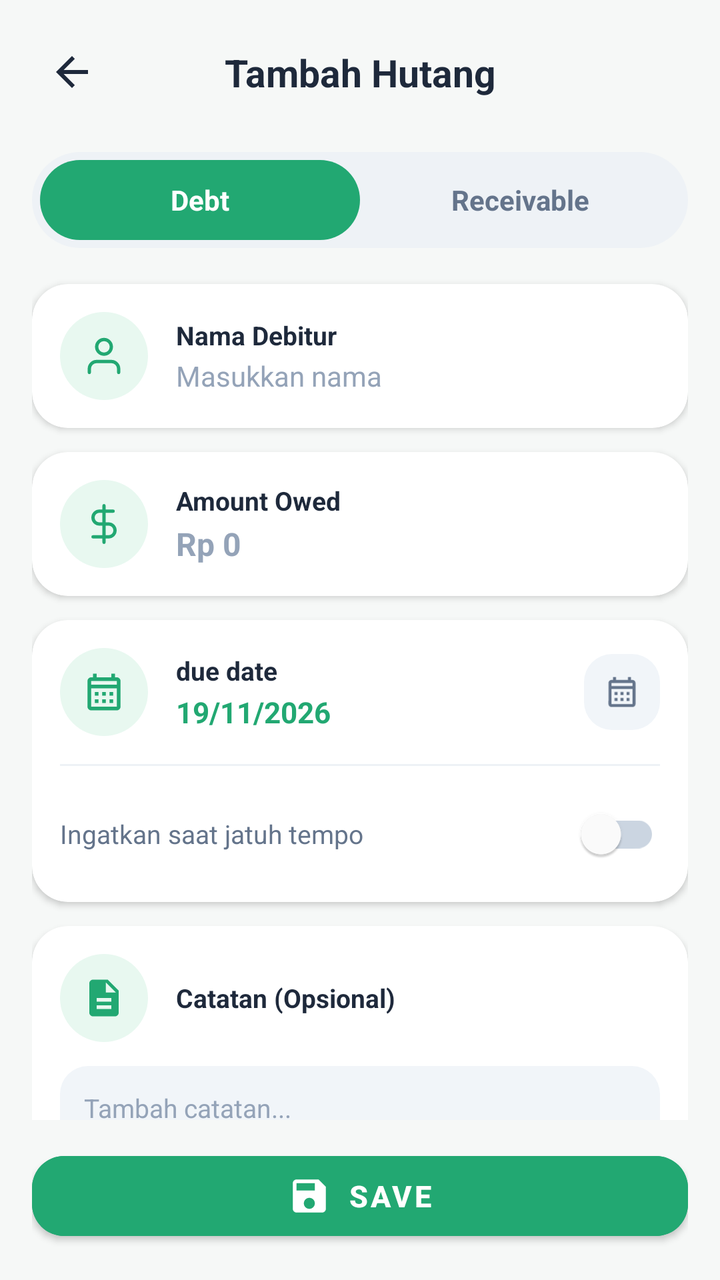
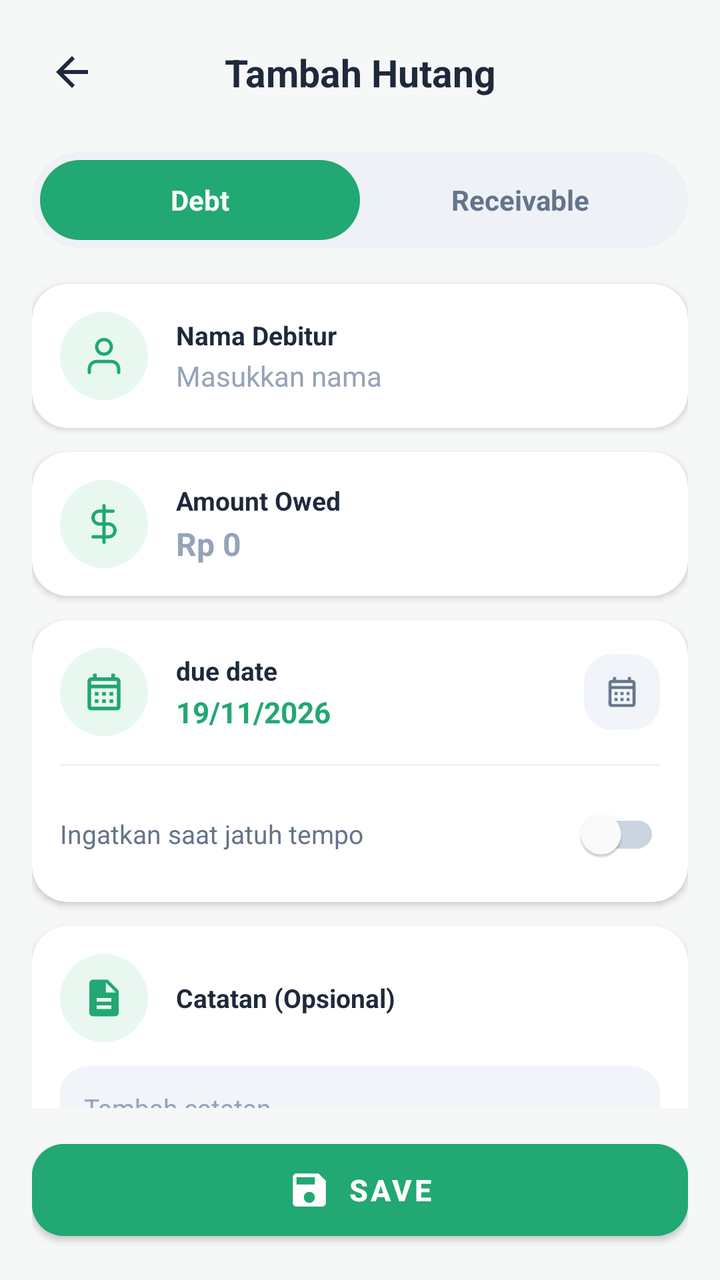

Compare the two renders of this Android layout. The source of the first and the diff that turns it into the second are given below.
<!-- AndroidManifest.xml: application theme Theme.HHHH -->
<!-- res/layout/activity_add_hutang.xml -->
<?xml version="1.0" encoding="utf-8"?>
<androidx.constraintlayout.widget.ConstraintLayout
    xmlns:android="http://schemas.android.com/apk/res/android"
    xmlns:app="http://schemas.android.com/apk/res-auto"
    xmlns:tools="http://schemas.android.com/tools"
    android:id="@+id/constraint"
    android:layout_width="match_parent"
    android:layout_height="match_parent"
    android:background="@color/hupisan_page_bg"
    tools:context=".view.hutang.AddHutangActivity">

    
    <androidx.constraintlayout.widget.ConstraintLayout
        android:id="@+id/custom_toolbar"
        android:layout_width="match_parent"
        android:layout_height="wrap_content"
        android:paddingStart="16dp"
        android:paddingTop="16dp"
        android:paddingEnd="16dp"
        android:paddingBottom="12dp"
        app:layout_constraintTop_toTopOf="parent">

        <FrameLayout
            android:id="@+id/btn_back"
            android:layout_width="40dp"
            android:layout_height="40dp"
            android:background="?attr/selectableItemBackgroundBorderless"
            android:clickable="true"
            android:focusable="true"
            app:layout_constraintBottom_toBottomOf="parent"
            app:layout_constraintStart_toStartOf="parent"
            app:layout_constraintTop_toTopOf="parent">

            <ImageView
                android:layout_width="24dp"
                android:layout_height="24dp"
                android:layout_gravity="center"
                android:src="@drawable/ic_baseline_arrow_back_24"
                app:tint="@color/hupisan_text_primary" />
        </FrameLayout>

        <TextView
            android:id="@+id/tv_toolbar_title"
            android:layout_width="wrap_content"
            android:layout_height="wrap_content"
            android:text="@string/tambah_hutang"
            android:textColor="@color/hupisan_text_primary"
            android:textSize="19sp"
            android:textStyle="bold"
            app:layout_constraintBottom_toBottomOf="parent"
            app:layout_constraintEnd_toEndOf="parent"
            app:layout_constraintStart_toStartOf="parent"
            app:layout_constraintTop_toTopOf="parent" />
    </androidx.constraintlayout.widget.ConstraintLayout>

    <androidx.core.widget.NestedScrollView
        android:id="@+id/scroll_view"
        android:layout_width="match_parent"
        android:layout_height="0dp"
        android:clipToPadding="false"
        android:fillViewport="true"
        android:paddingBottom="24dp"
        app:layout_constraintBottom_toTopOf="@id/layout_bottom_action"
        app:layout_constraintTop_toBottomOf="@id/custom_toolbar">

        <LinearLayout
            android:layout_width="match_parent"
            android:layout_height="wrap_content"
            android:orientation="vertical"
            android:paddingStart="16dp"
            android:paddingEnd="16dp">

            
            <LinearLayout
                android:id="@+id/layout_toggle_type"
                android:layout_width="match_parent"
                android:layout_height="48dp"
                android:layout_marginTop="8dp"
                android:layout_marginBottom="18dp"
                android:background="@drawable/bg_toggle_container"
                android:gravity="center_vertical"
                android:orientation="horizontal"
                android:padding="4dp">

                <TextView
                    android:id="@+id/tab_toggle_hutang"
                    android:layout_width="0dp"
                    android:layout_height="match_parent"
                    android:layout_weight="1"
                    android:background="@drawable/bg_green_pill"
                    android:clickable="true"
                    android:focusable="true"
                    android:gravity="center"
                    android:text="@string/hutang"
                    android:textColor="@color/white"
                    android:textSize="14sp"
                    android:textStyle="bold" />

                <TextView
                    android:id="@+id/tab_toggle_piutang"
                    android:layout_width="0dp"
                    android:layout_height="match_parent"
                    android:layout_weight="1"
                    android:background="@null"
                    android:clickable="true"
                    android:focusable="true"
                    android:gravity="center"
                    android:text="@string/piutang"
                    android:textColor="@color/hupisan_text_secondary"
                    android:textSize="14sp"
                    android:textStyle="bold" />
            </LinearLayout>

            
            <androidx.cardview.widget.CardView
                android:layout_width="match_parent"
                android:layout_height="wrap_content"
                android:layout_marginBottom="12dp"
                app:cardBackgroundColor="@color/white"
                app:cardCornerRadius="18dp"
                app:cardElevation="2dp"
                app:cardPreventCornerOverlap="false"
                app:cardUseCompatPadding="false">

                <LinearLayout
                    android:layout_width="match_parent"
                    android:layout_height="wrap_content"
                    android:gravity="center_vertical"
                    android:orientation="horizontal"
                    android:paddingStart="14dp"
                    android:paddingTop="14dp"
                    android:paddingEnd="14dp"
                    android:paddingBottom="14dp">

                    <FrameLayout
                        android:layout_width="44dp"
                        android:layout_height="44dp"
                        android:background="@drawable/bg_circle_icon_green">

                        <ImageView
                            android:layout_width="22dp"
                            android:layout_height="22dp"
                            android:layout_gravity="center"
                            android:src="@drawable/ic_nav_more"
                            app:tint="@color/hupisan_primary" />
                    </FrameLayout>

                    <LinearLayout
                        android:layout_width="0dp"
                        android:layout_height="wrap_content"
                        android:layout_marginStart="14dp"
                        android:layout_weight="1"
                        android:orientation="vertical">

                        <TextView
                            android:id="@+id/tv_label_nama"
                            android:layout_width="wrap_content"
                            android:layout_height="wrap_content"
                            android:text="@string/nama_debitur"
                            android:textColor="@color/hupisan_text_primary"
                            android:textSize="13sp"
                            android:textStyle="bold" />

                        <EditText
                            android:id="@+id/et_nama_input"
                            android:layout_width="match_parent"
                            android:layout_height="wrap_content"
                            android:layout_marginTop="2dp"
                            android:background="@null"
                            android:hint="@string/masukkan_nama"
                            android:inputType="textPersonName"
                            android:textColor="@color/hupisan_text_primary"
                            android:textColorHint="@color/hupisan_text_muted"
                            android:textSize="14sp" />
                    </LinearLayout>
                </LinearLayout>
            </androidx.cardview.widget.CardView>

            
            <androidx.cardview.widget.CardView
                android:layout_width="match_parent"
                android:layout_height="wrap_content"
                android:layout_marginBottom="12dp"
                app:cardBackgroundColor="@color/white"
                app:cardCornerRadius="18dp"
                app:cardElevation="2dp"
                app:cardPreventCornerOverlap="false"
                app:cardUseCompatPadding="false">

                <LinearLayout
                    android:layout_width="match_parent"
                    android:layout_height="wrap_content"
                    android:gravity="center_vertical"
                    android:orientation="horizontal"
                    android:paddingStart="14dp"
                    android:paddingTop="14dp"
                    android:paddingEnd="14dp"
                    android:paddingBottom="14dp">

                    <FrameLayout
                        android:layout_width="44dp"
                        android:layout_height="44dp"
                        android:background="@drawable/bg_circle_icon_green">

                        <ImageView
                            android:layout_width="22dp"
                            android:layout_height="22dp"
                            android:layout_gravity="center"
                            android:src="@drawable/ic_hupisan_currency" />
                    </FrameLayout>

                    <LinearLayout
                        android:layout_width="0dp"
                        android:layout_height="wrap_content"
                        android:layout_marginStart="14dp"
                        android:layout_weight="1"
                        android:orientation="vertical">

                        <TextView
                            android:id="@+id/tv_label_jumlah"
                            android:layout_width="wrap_content"
                            android:layout_height="wrap_content"
                            android:text="@string/jumlah_utang"
                            android:textColor="@color/hupisan_text_primary"
                            android:textSize="13sp"
                            android:textStyle="bold" />

                        <EditText
                            android:id="@+id/et_jumlah_input"
                            android:layout_width="match_parent"
                            android:layout_height="wrap_content"
                            android:layout_marginTop="2dp"
                            android:background="@null"
                            android:hint="Rp 0"
                            android:inputType="number"
                            android:textColor="@color/hupisan_primary"
                            android:textColorHint="@color/hupisan_text_muted"
                            android:textSize="16sp"
                            android:textStyle="bold" />
                    </LinearLayout>
                </LinearLayout>
            </androidx.cardview.widget.CardView>

            
            <androidx.cardview.widget.CardView
                android:id="@+id/card_jatuh_tempo"
                android:layout_width="match_parent"
                android:layout_height="wrap_content"
                android:layout_marginBottom="12dp"
                android:clickable="true"
                android:focusable="true"
                app:cardBackgroundColor="@color/white"
                app:cardCornerRadius="18dp"
                app:cardElevation="2dp"
                app:cardPreventCornerOverlap="false"
                app:cardUseCompatPadding="false">

                <LinearLayout
                    android:layout_width="match_parent"
                    android:layout_height="wrap_content"
                    android:orientation="vertical">

                    <LinearLayout
                        android:layout_width="match_parent"
                        android:layout_height="wrap_content"
                        android:gravity="center_vertical"
                        android:orientation="horizontal"
                        android:paddingStart="14dp"
                        android:paddingTop="14dp"
                        android:paddingEnd="14dp"
                        android:paddingBottom="14dp">

                        <FrameLayout
                            android:layout_width="44dp"
                            android:layout_height="44dp"
                            android:background="@drawable/bg_circle_icon_green">

                            <ImageView
                                android:layout_width="22dp"
                                android:layout_height="22dp"
                                android:layout_gravity="center"
                                android:src="@drawable/ic_hupisan_calendar"
                                app:tint="@color/hupisan_primary" />
                        </FrameLayout>

                        <LinearLayout
                            android:layout_width="0dp"
                            android:layout_height="wrap_content"
                            android:layout_marginStart="14dp"
                            android:layout_weight="1"
                            android:orientation="vertical">

                            <TextView
                                android:layout_width="wrap_content"
                                android:layout_height="wrap_content"
                                android:text="@string/jatuh_tempo"
                                android:textColor="@color/hupisan_text_primary"
                                android:textSize="13sp"
                                android:textStyle="bold" />

                            <TextView
                                android:id="@+id/tv_selected_date"
                                android:layout_width="wrap_content"
                                android:layout_height="wrap_content"
                                android:layout_marginTop="2dp"
                                android:text="19/11/2026"
                                android:textColor="@color/hupisan_primary"
                                android:textSize="14.5sp"
                                android:textStyle="bold" />
                        </LinearLayout>

                        
                        <FrameLayout
                            android:id="@+id/btn_pick_date"
                            android:layout_width="38dp"
                            android:layout_height="38dp"
                            android:background="@drawable/bg_input_multiline">

                            <ImageView
                                android:layout_width="18dp"
                                android:layout_height="18dp"
                                android:layout_gravity="center"
                                android:src="@drawable/ic_hupisan_calendar"
                                app:tint="@color/hupisan_text_secondary" />
                        </FrameLayout>
                    </LinearLayout>

                    
                    <View
                        android:layout_width="match_parent"
                        android:layout_height="1dp"
                        android:layout_marginHorizontal="14dp"
                        android:background="@color/hupisan_card_stroke" />

                    
                    <LinearLayout
                        android:layout_width="match_parent"
                        android:layout_height="wrap_content"
                        android:gravity="center_vertical"
                        android:orientation="horizontal"
                        android:paddingHorizontal="14dp"
                        android:paddingVertical="10dp">

                        <TextView
                            android:layout_width="0dp"
                            android:layout_height="wrap_content"
                            android:layout_weight="1"
                            android:text="@string/ingatkan_saat_jatuh_tempo"
                            android:textColor="@color/hupisan_text_secondary"
                            android:textSize="13sp" />

                        <com.google.android.material.switchmaterial.SwitchMaterial
                            android:id="@+id/switch_reminder"
                            android:layout_width="wrap_content"
                            android:layout_height="wrap_content"
                            app:thumbTint="@color/white"
                            app:trackTint="@color/switch_track_selector" />
                    </LinearLayout>

                    
                    <LinearLayout
                        android:id="@+id/layout_reminder_time"
                        android:layout_width="match_parent"
                        android:layout_height="wrap_content"
                        android:gravity="center_vertical"
                        android:orientation="horizontal"
                        android:paddingHorizontal="14dp"
                        android:paddingBottom="12dp"
                        android:visibility="gone">

                        <TextView
                            android:layout_width="0dp"
                            android:layout_height="wrap_content"
                            android:layout_weight="1"
                            android:text="@string/jam_pengingat"
                            android:textColor="@color/hupisan_text_secondary"
                            android:textSize="12.5sp" />

                        <TextView
                            android:id="@+id/tv_reminder_time"
                            android:layout_width="wrap_content"
                            android:layout_height="wrap_content"
                            android:background="@drawable/bg_input_multiline"
                            android:clickable="true"
                            android:focusable="true"
                            android:fontFamily="sans-serif-bold"
                            android:paddingHorizontal="12dp"
                            android:paddingVertical="6dp"
                            android:text="09:00"
                            android:textColor="@color/hupisan_primary"
                            android:textSize="13sp" />
                    </LinearLayout>
                </LinearLayout>
            </androidx.cardview.widget.CardView>

            
            <androidx.cardview.widget.CardView
                android:layout_width="match_parent"
                android:layout_height="wrap_content"
                android:layout_marginBottom="24dp"
                app:cardBackgroundColor="@color/white"
                app:cardCornerRadius="18dp"
                app:cardElevation="2dp"
                app:cardPreventCornerOverlap="false"
                app:cardUseCompatPadding="false">

                <LinearLayout
                    android:layout_width="match_parent"
                    android:layout_height="wrap_content"
                    android:orientation="vertical"
                    android:paddingStart="14dp"
                    android:paddingTop="14dp"
                    android:paddingEnd="14dp"
                    android:paddingBottom="14dp">

                    <LinearLayout
                        android:layout_width="match_parent"
                        android:layout_height="wrap_content"
                        android:gravity="center_vertical"
                        android:orientation="horizontal">

                        <FrameLayout
                            android:layout_width="44dp"
                            android:layout_height="44dp"
                            android:background="@drawable/bg_circle_icon_green">

                            <ImageView
                                android:layout_width="22dp"
                                android:layout_height="22dp"
                                android:layout_gravity="center"
                                android:src="@drawable/ic_hupisan_document"
                                app:tint="@color/hupisan_primary" />
                        </FrameLayout>

                        <TextView
                            android:layout_width="wrap_content"
                            android:layout_height="wrap_content"
                            android:layout_marginStart="14dp"
                            android:text="@string/catatan_opsional"
                            android:textColor="@color/hupisan_text_primary"
                            android:textSize="13sp"
                            android:textStyle="bold" />
                    </LinearLayout>

                    
                    <EditText
                        android:id="@+id/et_catatan_input"
                        android:layout_width="match_parent"
                        android:layout_height="wrap_content"
                        android:layout_marginTop="12dp"
                        android:background="@drawable/bg_input_multiline"
                        android:gravity="top|start"
                        android:hint="@string/tambah_catatan_hint"
                        android:inputType="textMultiLine"
                        android:minLines="3"
                        android:padding="12dp"
                        android:textColor="@color/hupisan_text_primary"
                        android:textColorHint="@color/hupisan_text_muted"
                        android:textSize="13sp" />
                </LinearLayout>
            </androidx.cardview.widget.CardView>

            
            <View
                android:id="@+id/cardView_tanggal"
                android:layout_width="0dp"
                android:layout_height="0dp"
                android:visibility="gone" />
            <RadioGroup
                android:id="@+id/radioGroup"
                android:layout_width="0dp"
                android:layout_height="0dp"
                android:visibility="gone">
                <RadioButton
                    android:id="@+id/rb_gender_laki"
                    android:layout_width="wrap_content"
                    android:layout_height="wrap_content" />
                <RadioButton
                    android:id="@+id/rb_gender_perempuan"
                    android:layout_width="wrap_content"
                    android:layout_height="wrap_content" />
                <RadioButton
                    android:id="@+id/rb_gender_kosong"
                    android:layout_width="wrap_content"
                    android:layout_height="wrap_content" />
            </RadioGroup>
            <TextView
                android:id="@+id/tv_dibuat_pada"
                android:layout_width="0dp"
                android:layout_height="0dp"
                android:visibility="gone" />
            <TextView
                android:id="@+id/tv_date_time"
                android:layout_width="0dp"
                android:layout_height="0dp"
                android:visibility="gone" />
            <TextView
                android:id="@+id/tv_time"
                android:layout_width="0dp"
                android:layout_height="0dp"
                android:visibility="gone" />
            <com.google.android.material.switchmaterial.SwitchMaterial
                android:id="@+id/switch_on_notif"
                android:layout_width="0dp"
                android:layout_height="0dp"
                android:visibility="gone" />
            <com.google.android.material.textfield.TextInputLayout
                android:id="@+id/et_nama"
                android:layout_width="0dp"
                android:layout_height="0dp"
                android:visibility="gone">
                <com.google.android.material.textfield.TextInputEditText
                    android:layout_width="0dp"
                    android:layout_height="0dp" />
            </com.google.android.material.textfield.TextInputLayout>
            <com.google.android.material.textfield.TextInputLayout
                android:id="@+id/et_jumlah"
                android:layout_width="0dp"
                android:layout_height="0dp"
                android:visibility="gone">
                <com.google.android.material.textfield.TextInputEditText
                    android:layout_width="0dp"
                    android:layout_height="0dp" />
            </com.google.android.material.textfield.TextInputLayout>
            <com.google.android.material.textfield.TextInputLayout
                android:id="@+id/et_keterangan"
                android:layout_width="0dp"
                android:layout_height="0dp"
                android:visibility="gone">
                <com.google.android.material.textfield.TextInputEditText
                    android:layout_width="0dp"
                    android:layout_height="0dp" />
            </com.google.android.material.textfield.TextInputLayout>

        </LinearLayout>
    </androidx.core.widget.NestedScrollView>

    
    <LinearLayout
        android:id="@+id/layout_bottom_action"
        android:layout_width="match_parent"
        android:layout_height="wrap_content"
        android:background="@color/hupisan_page_bg"
        android:paddingStart="16dp"
        android:paddingTop="12dp"
        android:paddingEnd="16dp"
        android:paddingBottom="16dp"
        app:layout_constraintBottom_toBottomOf="parent">

        <com.google.android.material.button.MaterialButton
            android:id="@+id/btn_simpan"
            android:layout_width="match_parent"
            android:layout_height="52dp"
            android:backgroundTint="@color/hupisan_primary"
            android:text="@string/simpan"
            android:textColor="@color/white"
            android:textSize="15sp"
            android:textStyle="bold"
            app:cornerRadius="16dp"
            app:elevation="2dp"
            app:icon="@drawable/ic_hupisan_save"
            app:iconGravity="textStart"
            app:iconPadding="8dp"
            app:iconTint="@color/white" />
    </LinearLayout>

</androidx.constraintlayout.widget.ConstraintLayout>
<!-- resources referenced by this layout -->
<resources>
  <color name="hupisan_card_stroke">#EEF2F6</color>
  <color name="hupisan_page_bg">#F6F8F7</color>
  <color name="hupisan_primary">#22A872</color>
  <color name="hupisan_text_muted">#94A3B8</color>
  <color name="hupisan_text_primary">#1E293B</color>
  <color name="hupisan_text_secondary">#64748B</color>
  <color name="white">#FFFFFFFF</color>
  <!-- drawable bg_circle_icon_green (drawable) -->
  <?xml version="1.0" encoding="utf-8"?>
  <shape xmlns:android="http://schemas.android.com/apk/res/android"
      android:shape="oval">
      <solid android:color="@color/hupisan_primary_surface" />
  </shape>
  <!-- drawable bg_green_pill (drawable) -->
  <?xml version="1.0" encoding="utf-8"?>
  <shape xmlns:android="http://schemas.android.com/apk/res/android"
      android:shape="rectangle">
      <solid android:color="@color/hupisan_primary" />
      <corners android:radius="24dp" />
  </shape>
  <!-- drawable bg_input_multiline (drawable) -->
  <?xml version="1.0" encoding="utf-8"?>
  <shape xmlns:android="http://schemas.android.com/apk/res/android"
      android:shape="rectangle">
      <solid android:color="#F1F5F9" />
      <corners android:radius="14dp" />
  </shape>
  <!-- drawable bg_toggle_container (drawable) -->
  <?xml version="1.0" encoding="utf-8"?>
  <shape xmlns:android="http://schemas.android.com/apk/res/android"
      android:shape="rectangle">
      <solid android:color="@color/hupisan_chip_bg" />
      <corners android:radius="24dp" />
  </shape>
  <!-- drawable ic_baseline_arrow_back_24 (drawable) -->
  <vector android:autoMirrored="true" android:height="24dp"
      android:tint="#FFFFFF" android:viewportHeight="24"
      android:viewportWidth="24" android:width="24dp" xmlns:android="http://schemas.android.com/apk/res/android">
      <path android:fillColor="@android:color/white" android:pathData="M20,11H7.83l5.59,-5.59L12,4l-8,8 8,8 1.41,-1.41L7.83,13H20v-2z"/>
  </vector>
  <!-- drawable ic_hupisan_document (drawable) -->
  <vector xmlns:android="http://schemas.android.com/apk/res/android"
      android:width="28dp"
      android:height="28dp"
      android:viewportWidth="24"
      android:viewportHeight="24">
      <path
          android:fillColor="#8C7769"
          android:pathData="M14,2H6C4.9,2 4,2.9 4,4v16c0,1.1 0.9,2 2,2h12c1.1,0 2,-0.9 2,-2V8L14,2zM16,18H8v-2h8V18zM16,14H8v-2h8V14zM13,9V3.5L18.5,9H13z" />
  </vector>
  <!-- drawable ic_hupisan_save (drawable) -->
  <vector xmlns:android="http://schemas.android.com/apk/res/android"
      android:width="22dp"
      android:height="22dp"
      android:viewportWidth="24"
      android:viewportHeight="24">
      <path
          android:fillColor="@color/white"
          android:pathData="M17,3H5c-1.11,0 -2,0.9 -2,2v14c0,1.1 0.89,2 2,2h14c1.1,0 2,-0.9 2,-2V7l-4,-4zm-5,16c-1.66,0 -3,-1.34 -3,-3s1.34,-3 3,-3 3,1.34 3,3 -1.34,3 -3,3zm3,-10H5V5h10v4z" />
  </vector>
  <string name="catatan_opsional">Catatan (Opsional)</string>
  <string name="hutang">Debt</string>
  <string name="ingatkan_saat_jatuh_tempo">Ingatkan saat jatuh tempo</string>
  <string name="jam_pengingat">Jam Pengingat</string>
  <string name="jatuh_tempo">due date</string>
  <string name="jumlah_utang">Amount Owed</string>
  <string name="masukkan_nama">Masukkan nama</string>
  <string name="nama_debitur">Nama Debitur</string>
  <string name="piutang">Receivable</string>
  <string name="simpan">Save</string>
  <string name="tambah_catatan_hint">Tambah catatan...</string>
  <string name="tambah_hutang">Tambah Hutang</string>
  <color name="hupisan_primary_surface">#E8F8F0</color>
  <color name="hupisan_chip_bg">#EEF2F6</color>
  <color name="hupisan_primary_dark">#17885A</color>
  <color name="hupisan_accent_amber">#22A872</color>
  <!-- unchanged entries left out for length: 4 -->
</resources>

<!-- the commit's change to res/layout/activity_add_hutang.xml (unified diff, before → after) -->
@@ -74,7 +74,8 @@
             <LinearLayout
                 android:id="@+id/layout_toggle_type"
                 android:layout_width="match_parent"
-                android:layout_height="48dp"
+                android:layout_height="wrap_content"
+                android:minHeight="48dp"
                 android:layout_marginTop="8dp"
                 android:layout_marginBottom="18dp"
                 android:background="@drawable/bg_toggle_container"
@@ -85,12 +86,14 @@
                 <TextView
                     android:id="@+id/tab_toggle_hutang"
                     android:layout_width="0dp"
-                    android:layout_height="match_parent"
+                    android:layout_height="wrap_content"
+                    android:minHeight="40dp"
                     android:layout_weight="1"
                     android:background="@drawable/bg_green_pill"
                     android:clickable="true"
                     android:focusable="true"
                     android:gravity="center"
+                    android:paddingVertical="8dp"
                     android:text="@string/hutang"
                     android:textColor="@color/white"
                     android:textSize="14sp"
@@ -99,12 +102,14 @@
                 <TextView
                     android:id="@+id/tab_toggle_piutang"
                     android:layout_width="0dp"
-                    android:layout_height="match_parent"
+                    android:layout_height="wrap_content"
+                    android:minHeight="40dp"
                     android:layout_weight="1"
                     android:background="@null"
                     android:clickable="true"
                     android:focusable="true"
                     android:gravity="center"
+                    android:paddingVertical="8dp"
                     android:text="@string/piutang"
                     android:textColor="@color/hupisan_text_secondary"
                     android:textSize="14sp"
@@ -550,7 +555,9 @@
         <com.google.android.material.button.MaterialButton
             android:id="@+id/btn_simpan"
             android:layout_width="match_parent"
-            android:layout_height="52dp"
+            android:layout_height="wrap_content"
+            android:minHeight="52dp"
+            android:paddingVertical="12dp"
             android:backgroundTint="@color/hupisan_primary"
             android:text="@string/simpan"
             android:textColor="@color/white"
